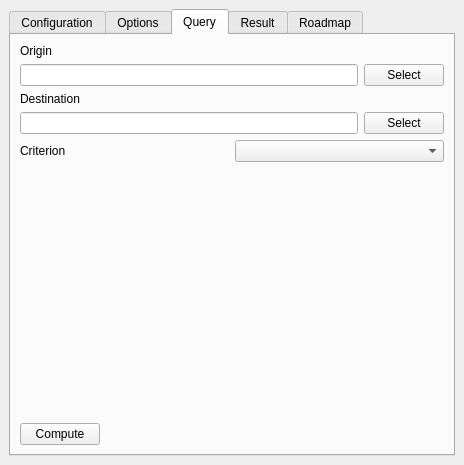
First picture: the form in src/wps_qgis/IfsttarRouting/ifsttarrouting.ui, repository Universite-Gustave-Eiffel/Tempus, before the edit.
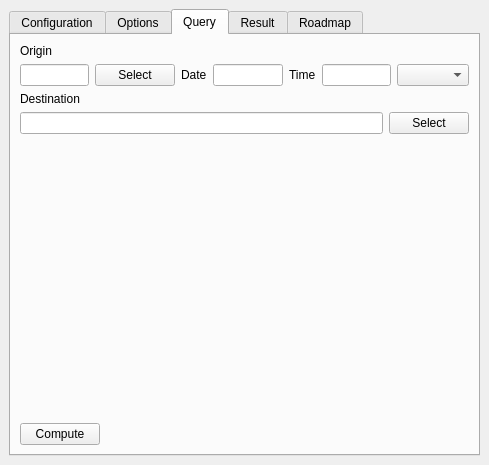
Second picture: the form after the edit. The open tabs and pages were chosen to show the change.

Diff of the .ui file:
```diff
--- a/src/wps_qgis/IfsttarRouting/ifsttarrouting.ui
+++ b/src/wps_qgis/IfsttarRouting/ifsttarrouting.ui
@@ -6,7 +6,7 @@
    <rect>
     <x>0</x>
     <y>0</y>
-    <width>464</width>
+    <width>489</width>
     <height>465</height>
    </rect>
   </property>
@@ -216,6 +216,36 @@
             </property>
            </widget>
           </item>
+          <item>
+           <widget class="QLabel" name="label_5">
+            <property name="text">
+             <string>Date</string>
+            </property>
+           </widget>
+          </item>
+          <item>
+           <widget class="QLineEdit" name="lineEdit">
+            <property name="minimumSize">
+             <size>
+              <width>0</width>
+              <height>0</height>
+             </size>
+            </property>
+           </widget>
+          </item>
+          <item>
+           <widget class="QLabel" name="label_6">
+            <property name="text">
+             <string>Time</string>
+            </property>
+           </widget>
+          </item>
+          <item>
+           <widget class="QLineEdit" name="lineEdit_2"/>
+          </item>
+          <item>
+           <widget class="QComboBox" name="originConstraintBox"/>
+          </item>
          </layout>
         </item>
         <item>
@@ -259,24 +289,7 @@
          </layout>
         </item>
         <item>
-         <layout class="QHBoxLayout" name="horizontalLayout_3">
-          <item>
-           <widget class="QLabel" name="label_3">
-            <property name="sizePolicy">
-             <sizepolicy hsizetype="Preferred" vsizetype="Fixed">
-              <horstretch>0</horstretch>
-              <verstretch>0</verstretch>
-             </sizepolicy>
-            </property>
-            <property name="text">
-             <string>Criterion</string>
-            </property>
-           </widget>
-          </item>
-          <item>
-           <widget class="QComboBox" name="criterionList"/>
-          </item>
-         </layout>
+         <layout class="QVBoxLayout" name="criterionBox"/>
         </item>
         <item>
          <spacer name="verticalSpacer">
```
Left out of the diff: 2 changed lines with no effect on the pictures.
